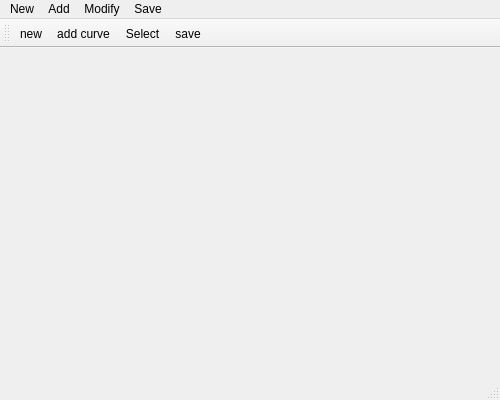
First picture: the form in test_painter2/mainwindow.ui, repository e0eaea/I-SURF2016-SUMMER, before the edit.
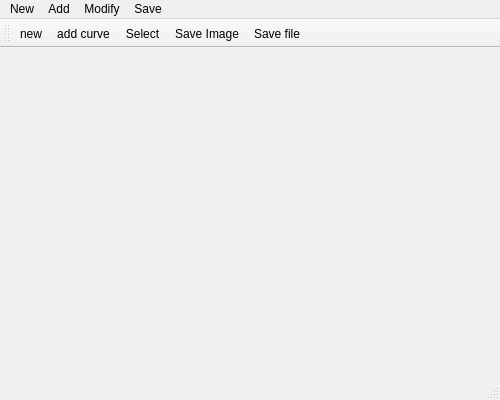
Second picture: the form after the edit.

Patch:
```diff
--- a/test_painter2/mainwindow.ui
+++ b/test_painter2/mainwindow.ui
@@ -66,11 +66,12 @@
    <addaction name="actionNew"/>
    <addaction name="actionAdd_curve"/>
    <addaction name="actionModify"/>
+   <addaction name="actionSave_Image"/>
    <addaction name="actionSave_file"/>
   </widget>
-  <action name="actionSave_file">
+  <action name="actionSave_Image">
    <property name="text">
-    <string>save</string>
+    <string>Save Image</string>
    </property>
   </action>
   <action name="actionNew">
@@ -88,6 +89,11 @@
     <string>Select</string>
    </property>
   </action>
+  <action name="actionSave_file">
+   <property name="text">
+    <string>Save file</string>
+   </property>
+  </action>
  </widget>
  <layoutdefault spacing="6" margin="11"/>
  <resources/>
```
Left out of the diff: 2 changed lines with no effect on the pictures.
